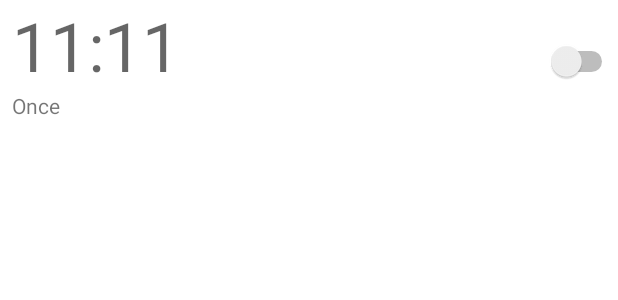
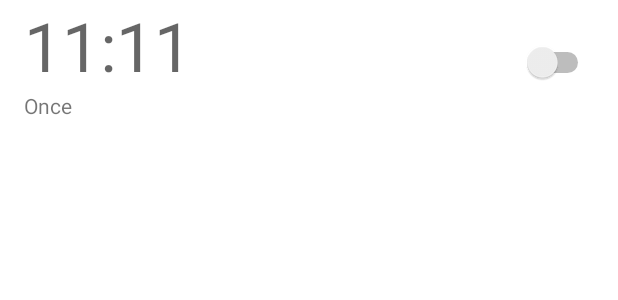
Before and after one commit to pleavinseven/AlarmClockProject, an Android app: the layout layout_alarm.xml on its own in the app's theme, with its tools: preview values and no code run, on a phone screen of 412 x 824 dp. Shown: the top 300 px of the screen. Run offline under Robolectric (Android 15) with nearby library versions, the phone set to English and light mode, and no system bars.

Commit message:
- layout modified

```diff
--- a/app/src/main/res/layout/fragment_home.xml
+++ b/app/src/main/res/layout/fragment_home.xml
@@ -8,10 +8,10 @@
     tools:context=".fragments.HomeFragment">
 
     <TextView
-        android:id="@+id/tv_next_alarm"
+        android:id="@+id/tv_next_alarm_time"
         android:layout_width="wrap_content"
         android:layout_height="wrap_content"
-        android:layout_marginTop="64dp"
+        android:layout_marginTop="52dp"
         android:text="11:11"
         android:textAppearance="@style/TextAppearance.AppCompat.Display3"
         app:layout_constraintEnd_toEndOf="parent"
@@ -23,7 +23,7 @@
         android:id="@+id/btn_add_alarm"
         android:layout_width="57dp"
         android:layout_height="57dp"
-        android:layout_marginBottom="52dp"
+        android:layout_marginBottom="36dp"
         android:background="@drawable/round_button"
         android:text="+"
         app:layout_constraintBottom_toBottomOf="parent"
@@ -35,12 +35,23 @@
         android:layout_width="411dp"
         android:layout_height="446dp"
         android:layout_marginStart="1dp"
-        android:layout_marginTop="1dp"
+        android:layout_marginTop="8dp"
         android:layout_marginEnd="1dp"
         android:layout_marginBottom="1dp"
         app:layout_constraintBottom_toTopOf="@+id/btn_add_alarm"
         app:layout_constraintEnd_toEndOf="parent"
         app:layout_constraintStart_toStartOf="parent"
-        app:layout_constraintTop_toBottomOf="@+id/tv_next_alarm" />
+        app:layout_constraintTop_toBottomOf="@+id/tv_next_alarm_time" />
+
+    <TextView
+        android:id="@+id/tv_next_alarm_title"
+        android:layout_width="wrap_content"
+        android:layout_height="wrap_content"
+        android:layout_marginTop="33dp"
+        android:text="Next Alarm"
+        app:layout_constraintEnd_toEndOf="parent"
+        app:layout_constraintHorizontal_bias="0.5"
+        app:layout_constraintStart_toStartOf="parent"
+        app:layout_constraintTop_toTopOf="parent" />
 
 </androidx.constraintlayout.widget.ConstraintLayout>
--- a/app/src/main/res/layout/layout_alarm.xml
+++ b/app/src/main/res/layout/layout_alarm.xml
@@ -1,38 +1,46 @@
 <?xml version="1.0" encoding="utf-8"?>
-<LinearLayout xmlns:android="http://schemas.android.com/apk/res/android"
+<androidx.constraintlayout.widget.ConstraintLayout xmlns:android="http://schemas.android.com/apk/res/android"
+    xmlns:app="http://schemas.android.com/apk/res-auto"
     xmlns:tools="http://schemas.android.com/tools"
-    android:id="@+id/btn_set_alarm1"
+    android:id="@+id/btn_alarm_layout"
     android:layout_width="match_parent"
     android:layout_height="wrap_content">
 
-    <LinearLayout
-        android:layout_width="wrap_content"
-        android:layout_height="wrap_content"
-        android:layout_weight="1"
-        android:orientation="vertical"
-        android:paddingStart="8dp"
-        android:paddingEnd="8dp">
 
     <TextView
         android:id="@+id/tv_alarm_time"
         android:layout_width="wrap_content"
-            android:layout_height="match_parent"
-            android:layout_weight="1"
+        android:layout_height="wrap_content"
+        android:layout_marginStart="16dp"
+        android:layout_marginEnd="126dp"
         android:text="11:11"
-            android:textAppearance="@style/TextAppearance.AppCompat.Display2" />
+        android:textAppearance="@style/TextAppearance.AppCompat.Display2"
+        app:layout_constraintBottom_toTopOf="@+id/tv_repeat_days"
+        app:layout_constraintEnd_toStartOf="@+id/switch_alarm"
+        app:layout_constraintHorizontal_bias="0.0"
+        app:layout_constraintStart_toStartOf="parent"
+        app:layout_constraintTop_toTopOf="parent"
+        app:layout_constraintVertical_chainStyle="packed" />
 
     <TextView
         android:id="@+id/tv_repeat_days"
-            android:layout_width="match_parent"
+        android:layout_width="0dp"
         android:layout_height="wrap_content"
-            android:layout_weight="1"
+        android:layout_marginStart="16dp"
+        android:layout_marginEnd="8dp"
         android:paddingBottom="2dp"
-            android:text="Once" />
-    </LinearLayout>
+        android:text="Once"
+        app:layout_constraintBottom_toBottomOf="parent"
+        app:layout_constraintStart_toStartOf="parent"
+        app:layout_constraintTop_toBottomOf="@+id/tv_alarm_time" />
+
 
     <Switch
         android:id="@+id/switch_alarm"
-        android:layout_width="wrap_content"
-        android:layout_height="match_parent"
-        android:layout_weight="1" />
-</LinearLayout>
+        android:layout_width="70dp"
+        android:layout_height="48dp"
+        android:layout_marginEnd="16dp"
+        app:layout_constraintBottom_toBottomOf="parent"
+        app:layout_constraintEnd_toEndOf="parent"
+        app:layout_constraintTop_toTopOf="parent" />
+</androidx.constraintlayout.widget.ConstraintLayout>
```
Lines whose indentation alone changed are shown as unchanged.
